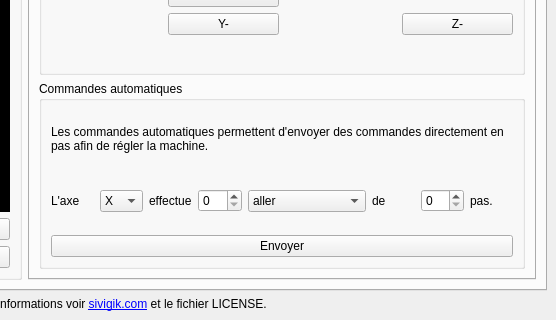
Qt form interface/main_window.ui (Klafyvel/SiviCNCDriver) before a commit; both pictures show x 357 to 913 and y 220 to 540 of the 913 by 540 pixel window.
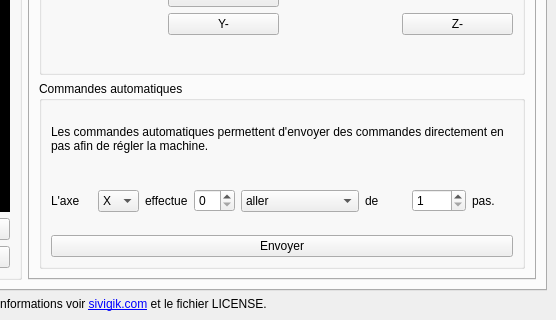
The same form after that commit. The open tabs and pages were chosen to show the change. Icons and pictures are not drawn.

The edit to the form file:
```diff
--- a/interface/main_window.ui
+++ b/interface/main_window.ui
@@ -571,7 +571,14 @@
                   </widget>
                  </item>
                  <item>
-                  <widget class="QSpinBox" name="auto_cmd_step"/>
+                  <widget class="QSpinBox" name="auto_cmd_step">
+                   <property name="minimum">
+                    <number>1</number>
+                   </property>
+                   <property name="maximum">
+                    <number>1000</number>
+                   </property>
+                  </widget>
                  </item>
                  <item>
                   <widget class="QLabel" name="label_10">
```
Left out of the diff: 4 changed lines with no effect on the pictures.
